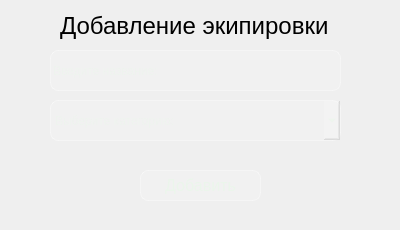
wuodbo/Sever_Ural, file UI/AddEquipment.ui: the form before one commit.
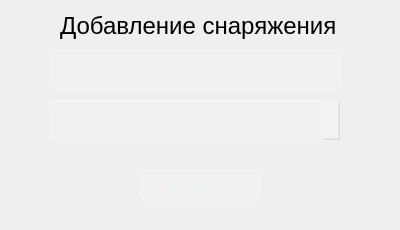
The form after the commit.

Diff of the .ui file:
```diff
--- a/UI/AddEquipment.ui
+++ b/UI/AddEquipment.ui
@@ -33,7 +33,7 @@
 font-size: 24px;</string>
    </property>
    <property name="text">
-    <string>Добавление экипировки</string>
+    <string>Добавление снаряжения</string>
    </property>
   </widget>
   <widget class="QLineEdit" name="lineEdit_Login">
```
